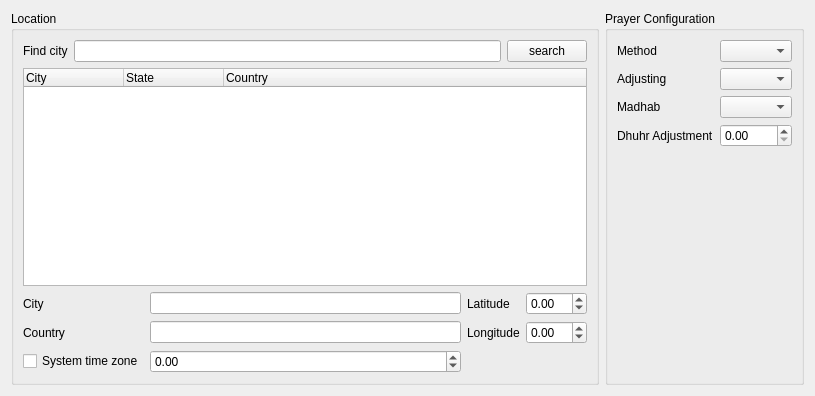
ghannami/alQuds, file gui/locationeditor.ui: the form before one commit.
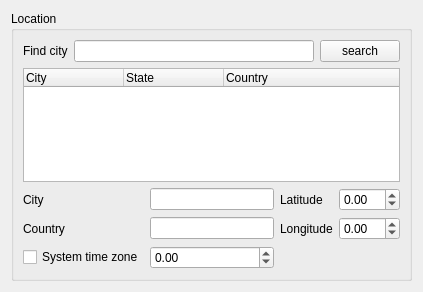
The form after the commit.

What changed in the file:
```diff
--- a/gui/locationeditor.ui
+++ b/gui/locationeditor.ui
@@ -6,8 +6,8 @@
    <rect>
     <x>0</x>
     <y>0</y>
-    <width>815</width>
-    <height>396</height>
+    <width>423</width>
+    <height>292</height>
    </rect>
   </property>
   <property name="windowTitle">
@@ -135,78 +135,6 @@
      </layout>
     </widget>
    </item>
-   <item>
-    <widget class="QGroupBox" name="advancedBox">
-     <property name="title">
-      <string>Prayer Configuration</string>
-     </property>
-     <layout class="QGridLayout" name="gridLayout_2">
-      <item row="0" column="1">
-       <widget class="QComboBox" name="calcMethEdit"/>
-      </item>
-      <item row="1" column="1">
-       <widget class="QComboBox" name="adjMethEdit"/>
-      </item>
-      <item row="4" column="0">
-       <spacer name="verticalSpacer">
-        <property name="orientation">
-         <enum>Qt::Vertical</enum>
-        </property>
-        <property name="sizeHint" stdset="0">
-         <size>
-          <width>20</width>
-          <height>40</height>
-         </size>
-        </property>
-       </spacer>
-      </item>
-      <item row="3" column="0">
-       <widget class="QLabel" name="label_9">
-        <property name="text">
-         <string>Dhuhr Adjustment</string>
-        </property>
-       </widget>
-      </item>
-      <item row="2" column="1">
-       <widget class="QComboBox" name="asrMethEdit"/>
-      </item>
-      <item row="0" column="0">
-       <widget class="QLabel" name="label_5">
-        <property name="text">
-         <string>Method</string>
-        </property>
-       </widget>
-      </item>
-      <item row="2" column="0">
-       <widget class="QLabel" name="label_8">
-        <property name="text">
-         <string>Madhab</string>
-        </property>
-       </widget>
-      </item>
-      <item row="1" column="0">
-       <widget class="QLabel" name="label_6">
-        <property name="text">
-         <string>Adjusting</string>
-        </property>
-       </widget>
-      </item>
-      <item row="3" column="1">
-       <widget class="QDoubleSpinBox" name="dhurMinutesEdit"/>
-      </item>
-     </layout>
-     <zorder>searchBox</zorder>
-     <zorder>label_5</zorder>
-     <zorder>label_6</zorder>
-     <zorder>verticalSpacer</zorder>
-     <zorder>calcMethEdit</zorder>
-     <zorder>adjMethEdit</zorder>
-     <zorder>label_8</zorder>
-     <zorder>asrMethEdit</zorder>
-     <zorder>label_9</zorder>
-     <zorder>dhurMinutesEdit</zorder>
-    </widget>
-   </item>
   </layout>
  </widget>
  <resources/>
```
Left out of the diff: 4 changed lines with no effect on the pictures.
